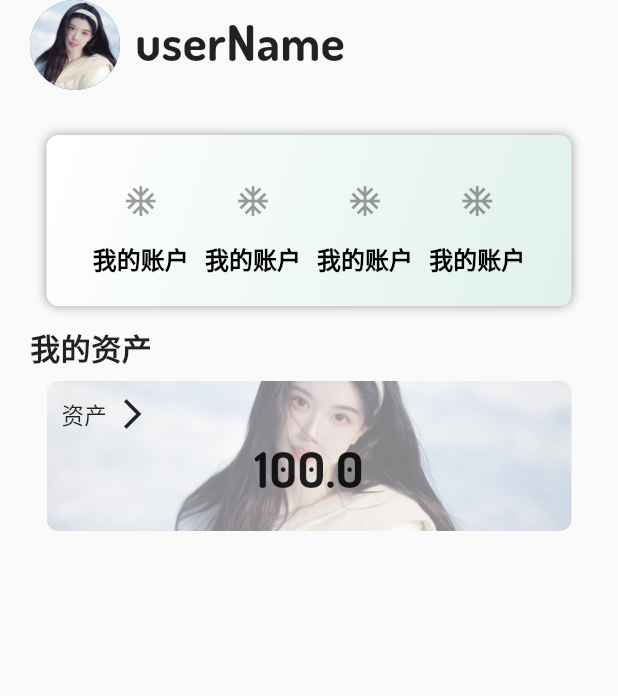
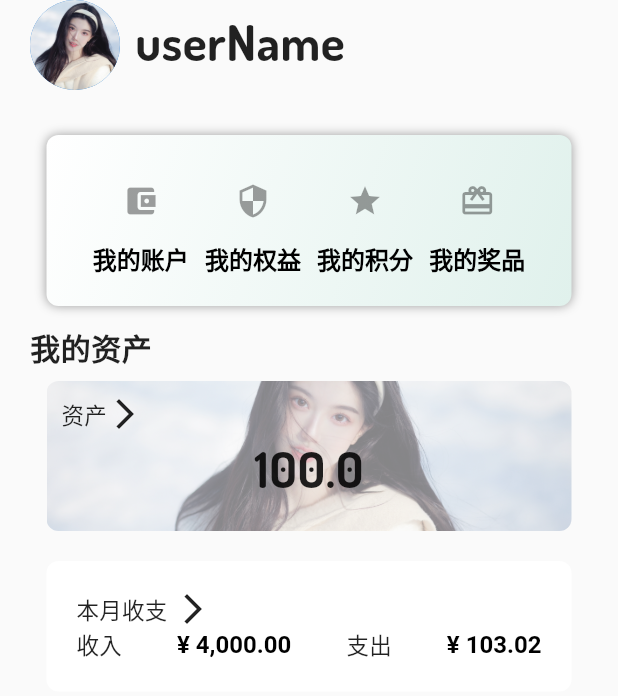
Before and after one commit to amusitela/work, a Flutter app: the HomePage screen opened directly, on a phone screen of 412 x 824 dp. Shown: the top 696 px of the screen. Run offline on Flutter 3.47's test engine with Material 2 defaults, Android fonts, the phone set to English and light mode, and no system bars; our stand-ins replace bubble_bottom_bar, fluttertoast; missing offline and left inert: flutter_scankit.

Commit message:
“每月收支”

```diff
--- a/app/lib/page/body/homepage.dart
+++ b/app/lib/page/body/homepage.dart
@@ -3,7 +3,7 @@ import 'package:app/component/myicon.dart';
 import 'package:app/theme/colorplatte.dart';
 import 'package:app/theme/textstyle.dart';
 import 'package:flutter/material.dart';
-
+import 'monthly_budget_page.dart';
 class HomePage extends StatelessWidget {
   const HomePage(
       {super.key,
@@ -61,13 +61,73 @@ class HomePage extends StatelessWidget {
           child: const Row(
             mainAxisAlignment: MainAxisAlignment.spaceEvenly,
             children: [
-              MyIcon(text: "我的账户", icon: Icon(Icons.ac_unit)),
-              MyIcon(text: "我的账户", icon: Icon(Icons.ac_unit)),
-              MyIcon(text: "我的账户", icon: Icon(Icons.ac_unit)),
-              MyIcon(text: "我的账户", icon: Icon(Icons.ac_unit)),
+              MyIcon(text: "我的账户", icon: Icon(Icons.account_balance_wallet)),
+              MyIcon(text: "我的权益", icon: Icon(Icons.security)),
+              MyIcon(text: "我的积分", icon: Icon(Icons.star)),
+              MyIcon(text: "我的奖品", icon: Icon(Icons.card_giftcard)),
             ],
           )),
     );
+    Widget incomeExpenditureModule = GestureDetector(
+      onTap: () {
+        Navigator.push(
+          context,
+          MaterialPageRoute(builder: (context) => MonthlyBudgetPage()),
+        );
+      },
+      child: Align(
+        alignment: Alignment.center,
+        child: Container(
+          width: 350,
+          padding: const EdgeInsets.all(20),
+          decoration: BoxDecoration(
+            borderRadius: BorderRadius.all(
+              Radius.circular(8),
+            ),
+            color: Colors.white, // 你可以调整颜色以匹配你的设计
+          ),
+          child: Column(
+            crossAxisAlignment: CrossAxisAlignment.start,
+            children: [
+              Row(
+                children: [
+                  Text(
+                    '本月收支',
+                    style: MyTextStyle.medium,
+                  ),
+                  SizedBox(
+                    width: 5,
+                  ),
+                  Icon(Icons.arrow_forward_ios)
+                ],
+              ),
+              Row(
+                mainAxisAlignment: MainAxisAlignment.spaceBetween,
+                children: [
+                  Text(
+                    '收入',
+                    style: MyTextStyle.medium,
+                  ),
+                  Text(
+                    '¥ 4,000.00', // 替换为实际的收入数据
+                    style: MyTextStyle.small,
+                  ),
+                  Text(
+                    '支出',
+                    style: MyTextStyle.medium,
+                  ),
+                  Text(
+                    '¥ 103.02', // 替换为实际的支出数据
+                    style: MyTextStyle.small,
+                  ),
+                ],
+              ),
+            ],
+          ),
+        ),
+      ),
+    );
+
     Widget card = Align(
       alignment: Alignment.center,
       child: Container(
@@ -90,14 +150,16 @@ class HomePage extends StatelessWidget {
         child: Column(children: [
           const Row(
             children: [
+
               Text(
                 '资产',
                 style: MyTextStyle.medium,
               ),
+              Icon(Icons.arrow_forward_ios),
               SizedBox(
                 width: 5,
               ),
-              Icon(Icons.arrow_forward_ios)
+
             ],
           ),
           const SizedBox(
@@ -110,6 +172,7 @@ class HomePage extends StatelessWidget {
         ]),
       ),
     );
+
     return Scaffold(
       body: ListView(
         children: [
@@ -129,7 +192,10 @@ class HomePage extends StatelessWidget {
             ],
           ),
           const SizedBox(height: 10,),
-          card
+          card,
+          const SizedBox(height: 20,), // 在卡片和新模块之间添加空间
+          incomeExpenditureModule, // 在这里添加收支模块
+
         ],
       ),
     );
```
Also changed, not shown: app/lib/main.dart (+14 -14 lines), app/lib/page/body/monthly_budget_page.dart (added, +43 -0 lines). Lines whose indentation alone changed are shown as unchanged.
